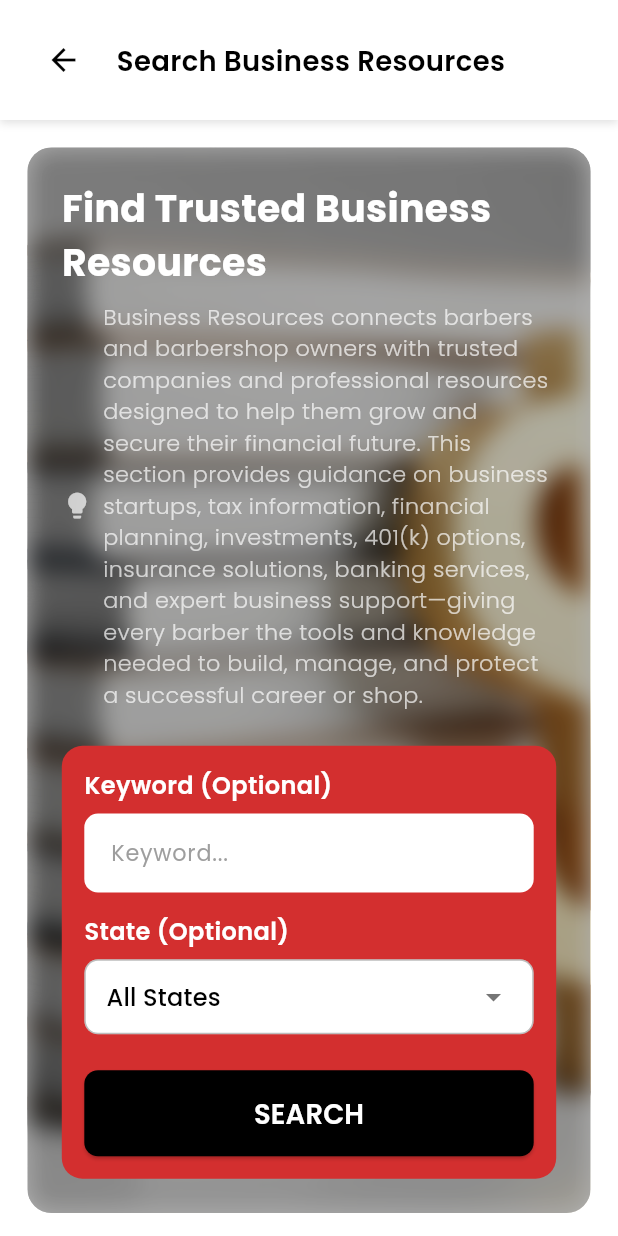
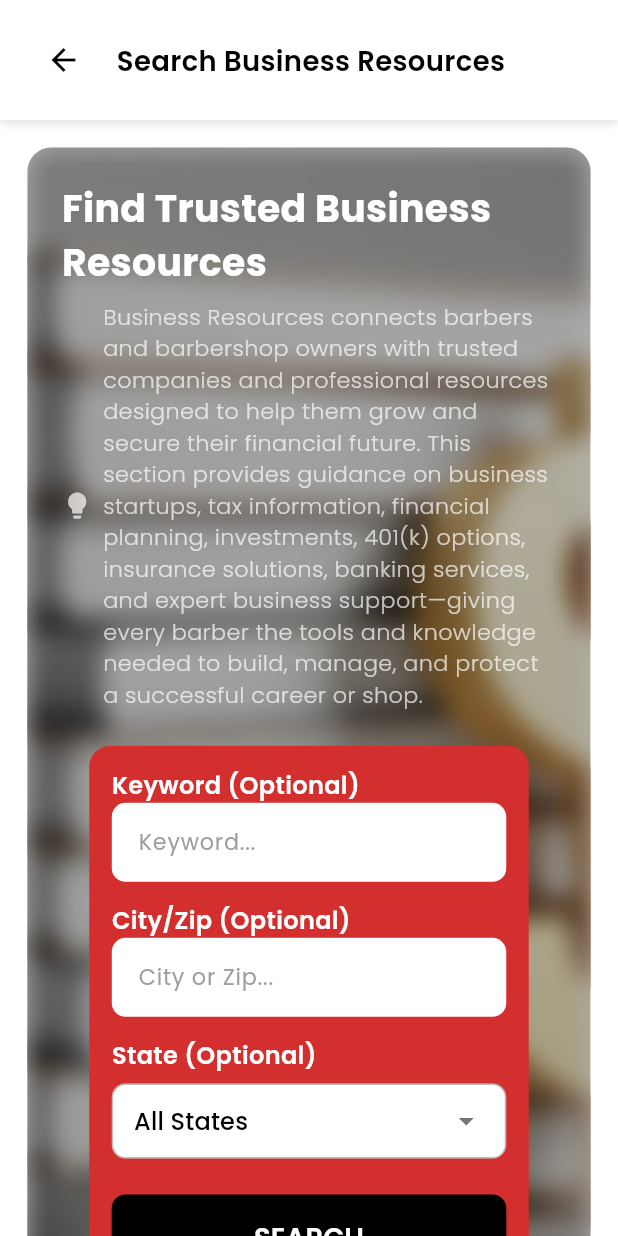
Before and after one commit to zeeshandevsinn/barberzlink, a Flutter app: the BusinessTipsSearchScreen screen opened by its route, on a phone screen of 412 x 824 dp. Run offline on Flutter 3.47's test engine with Material 3 defaults, Android fonts, the phone set to English and light mode, and no system bars; our stand-ins replace carousel_slider, dotted_border, flutter_animate, flutter_screenutil, flutter_svg, font_awesome_flutter and 4 more.

Commit message:
the search work enhancement has been done

```diff
--- a/lib/view/business_tips/business_tips_search_screen.dart
+++ b/lib/view/business_tips/business_tips_search_screen.dart
@@ -7,7 +7,7 @@ import 'package:barberzlink/injections.dart';
 import 'package:barberzlink/widgets/business_tips_card.dart';
 import 'package:barberzlink/widgets/custom_app_bar.dart';
 import 'package:barberzlink/widgets/custom_button.dart';
-import 'package:barberzlink/widgets/keyword_search_bar.dart';
+import 'package:barberzlink/widgets/search_bar.dart';
 import 'package:flutter/foundation.dart';
 import 'package:flutter/material.dart';
 import 'package:flutter_screenutil/flutter_screenutil.dart';
@@ -24,6 +24,7 @@ class BusinessTipsSearchScreen extends StatefulWidget {
 class _BusinessTipsSearchScreenState extends State<BusinessTipsSearchScreen>
     with SingleTickerProviderStateMixin {
   final TextEditingController keywordController = TextEditingController();
+  final TextEditingController cityAndZipController = TextEditingController();
   String selectedStates = 'All States';
 
   late AnimationController _controller;
@@ -138,21 +139,21 @@ class _BusinessTipsSearchScreenState extends State<BusinessTipsSearchScreen>
                                   ],
                                 ),
 
-                                SizedBox(height: 20.h),
-
                                 /// 🔍 Keyword Search Bar
-                                KeywordSearchBar(
-                                  keywordController: keywordController,
-                                  selectedState: selectedStates,
-                                  states: Injections.instance.states,
-                                  onStateChanged: (value) {
-                                    setState(() => selectedStates = value!);
-                                  },
-                                  onSearch: () {
-                                    print("Keyword: ${keywordController.text}");
-                                    print("State: $selectedStates");
-                                  },
-                                ),
+                                Padding(
+                                    padding: EdgeInsets.fromLTRB(
+                                        16.w, 20.h, 16.w, 16.h),
+                                    child: CustomSearchBar(
+                                        keywordController: keywordController,
+                                        cityController: cityAndZipController,
+                                        selectedState: selectedStates,
+                                        states: Injections.instance.states,
+                                        onStateChanged: (e) {
+                                          setState(() {
+                                            selectedStates = e ?? '';
+                                          });
+                                        },
+                                        onSearch: () {}))
                               ],
                             ),
                           )
--- a/lib/view/main/job_board/job_board_barber_screen.dart
+++ b/lib/view/main/job_board/job_board_barber_screen.dart
@@ -16,7 +16,6 @@ class _JobBoardBarberScreenState extends State<JobBoardBarberScreen> {
   final TextEditingController _searchController = TextEditingController();
   final TextEditingController _keywordController = TextEditingController();
   final TextEditingController _cityController = TextEditingController();
-  final TextEditingController _zipCodeController = TextEditingController();
   final List<String> _tabs = const [
     'All Jobs',
     'Nearby',
@@ -275,7 +274,6 @@ class _JobBoardBarberScreenState extends State<JobBoardBarberScreen> {
         child: CustomSearchBar(
             keywordController: _keywordController,
             cityController: _cityController,
-            zipController: _zipCodeController,
             selectedState: selectedStates,
             states: Injections.instance.states,
             onStateChanged: (e) {
--- a/lib/widgets/custom_state_dropdown.dart
+++ b/lib/widgets/custom_state_dropdown.dart
@@ -9,6 +9,7 @@ class CustomSearchableDropdown extends StatefulWidget {
   final ValueChanged<List<String>> onChanged;
   final bool isMultiSelect;
   final String hint;
+  final Color borderColor;
 
   const CustomSearchableDropdown({
     Key? key,
@@ -17,6 +18,7 @@ class CustomSearchableDropdown extends StatefulWidget {
     required this.onChanged,
     this.isMultiSelect = false,
     this.hint = "Select State",
+    this.borderColor = Colors.black,
   }) : super(key: key);
 
   @override
@@ -218,7 +220,7 @@ class _CustomSearchableDropdownState extends State<CustomSearchableDropdown> {
           decoration: BoxDecoration(
             color: Colors.white,
             borderRadius: BorderRadius.circular(20.r),
-            border: Border.all(color: Colors.black),
+            border: Border.all(color: widget.borderColor),
           ),
           child: Row(
             children: [
--- a/lib/widgets/keyword_search_bar.dart
+++ b/lib/widgets/keyword_search_bar.dart
@@ -1,137 +1,137 @@
-import 'package:flutter/material.dart';
-import 'package:flutter_screenutil/flutter_screenutil.dart';
-import 'package:google_fonts/google_fonts.dart';
+// import 'package:flutter/material.dart';
+// import 'package:flutter_screenutil/flutter_screenutil.dart';
+// import 'package:google_fonts/google_fonts.dart';
 
-class KeywordSearchBar extends StatelessWidget {
-  final TextEditingController keywordController;
-  final String selectedState;
-  final List<String> states;
-  final Function(String?) onStateChanged;
-  final VoidCallback onSearch;
+// class KeywordSearchBar extends StatelessWidget {
+//   final TextEditingController keywordController;
+//   final String selectedState;
+//   final List<String> states;
+//   final Function(String?) onStateChanged;
+//   final VoidCallback onSearch;
 
-  const KeywordSearchBar({
-    super.key,
-    required this.keywordController,
-    required this.selectedState,
-    required this.states,
-    required this.onStateChanged,
-    required this.onSearch,
-  });
+//   const KeywordSearchBar({
+//     super.key,
+//     required this.keywordController,
+//     required this.selectedState,
+//     required this.states,
+//     required this.onStateChanged,
+//     required this.onSearch,
+//   });
 
-  @override
-  Widget build(BuildContext context) {
-    return Container(
-      padding: EdgeInsets.all(15),
-      decoration: BoxDecoration(
-        color: Colors.red.shade700,
-        borderRadius: BorderRadius.circular(12.r),
-      ),
-      child: Column(
-        crossAxisAlignment: CrossAxisAlignment.start,
-        children: [
-          _buildLabel("Keyword (Optional)"),
-          SizedBox(height: 6.h),
-          _buildTextField("Keyword...", keywordController),
-          SizedBox(height: 12.h),
-          _buildLabel("State (Optional)"),
-          SizedBox(height: 6.h),
-          AnimatedContainer(
-            duration: const Duration(milliseconds: 300),
-            decoration: BoxDecoration(
-              color: Colors.white,
-              borderRadius: BorderRadius.circular(8.r),
-              border: Border.all(color: Colors.black26),
-            ),
-            padding: EdgeInsets.symmetric(horizontal: 12.w),
-            child: DropdownButtonHideUnderline(
-              child: DropdownButton<String>(
-                isExpanded: true,
-                value: selectedState,
-                icon: Icon(
-                  Icons.arrow_drop_down,
-                  color: Colors.grey.shade600,
-                ),
-                dropdownColor: Colors.white,
-                items: states
-                    .map(
-                      (s) => DropdownMenuItem(
-                        value: s,
-                        child: Text(
-                          s,
-                          style: GoogleFonts.poppins(
-                            color: Colors.black,
-                            fontSize: 14.sp,
-                          ),
-                        ),
-                      ),
-                    )
-                    .toList(),
-                onChanged: onStateChanged,
-              ),
-            ),
-          ),
-          SizedBox(height: 20.h),
-          SizedBox(
-            width: double.infinity,
-            height: 48.h,
-            child: ElevatedButton(
-              style: ElevatedButton.styleFrom(
-                backgroundColor: Colors.black,
-                shape: RoundedRectangleBorder(
-                  borderRadius: BorderRadius.circular(8.r),
-                ),
-              ),
-              onPressed: onSearch,
-              child: Text(
-                "SEARCH",
-                style: GoogleFonts.poppins(
-                  color: Colors.white,
-                  fontWeight: FontWeight.w600,
-                  fontSize: 16.sp,
-                ),
-              ),
-            ),
-          ),
-        ],
-      ),
-    );
-  }
+//   @override
+//   Widget build(BuildContext context) {
+//     return Container(
+//       padding: EdgeInsets.all(15),
+//       decoration: BoxDecoration(
+//         color: Colors.red.shade700,
+//         borderRadius: BorderRadius.circular(12.r),
+//       ),
+//       child: Column(
+//         crossAxisAlignment: CrossAxisAlignment.start,
+//         children: [
+//           _buildLabel("Keyword (Optional)"),
+//           SizedBox(height: 6.h),
+//           _buildTextField("Keyword...", keywordController),
+//           SizedBox(height: 12.h),
+//           _buildLabel("State (Optional)"),
+//           SizedBox(height: 6.h),
+//           AnimatedContainer(
+//             duration: const Duration(milliseconds: 300),
+//             decoration: BoxDecoration(
+//               color: Colors.white,
+//               borderRadius: BorderRadius.circular(8.r),
+//               border: Border.all(color: Colors.black26),
+//             ),
+//             padding: EdgeInsets.symmetric(horizontal: 12.w),
+//             child: DropdownButtonHideUnderline(
+//               child: DropdownButton<String>(
+//                 isExpanded: true,
+//                 value: selectedState,
+//                 icon: Icon(
+//                   Icons.arrow_drop_down,
+//                   color: Colors.grey.shade600,
+//                 ),
+//                 dropdownColor: Colors.white,
+//                 items: states
+//                     .map(
+//                       (s) => DropdownMenuItem(
+//                         value: s,
+//                         child: Text(
+//                           s,
+//                           style: GoogleFonts.poppins(
+//                             color: Colors.black,
+//                             fontSize: 14.sp,
+//                           ),
+//                         ),
+//                       ),
+//                     )
+//                     .toList(),
+//                 onChanged: onStateChanged,
+//               ),
+//             ),
+//           ),
+//           SizedBox(height: 20.h),
+//           SizedBox(
+//             width: double.infinity,
+//             height: 48.h,
+//             child: ElevatedButton(
+//               style: ElevatedButton.styleFrom(
+//                 backgroundColor: Colors.black,
+//                 shape: RoundedRectangleBorder(
+//                   borderRadius: BorderRadius.circular(8.r),
+//                 ),
+//               ),
+//               onPressed: onSearch,
+//               child: Text(
+//                 "SEARCH",
+//                 style: GoogleFonts.poppins(
+//                   color: Colors.white,
+//                   fontWeight: FontWeight.w600,
+//                   fontSize: 16.sp,
+//                 ),
+//               ),
+//             ),
+//           ),
+//         ],
+//       ),
+//     );
+//   }
 
-  /// Label builder
-  Widget _buildLabel(String text) {
-    return Text(
-      text,
-      style: GoogleFonts.poppins(
-        color: Colors.white,
-        fontWeight: FontWeight.w600,
-        fontSize: 14.sp,
-      ),
-    );
-  }
+//   /// Label builder
+//   Widget _buildLabel(String text) {
+//     return Text(
+//       text,
+//       style: GoogleFonts.poppins(
+//         color: Colors.white,
+//         fontWeight: FontWeight.w600,
+//         fontSize: 14.sp,
+//       ),
+//     );
+//   }
 
-  /// Text field builder
-  Widget _buildTextField(String hint, TextEditingController controller) {
-    return TextField(
-      controller: controller,
-      cursorColor: Colors.black,
-      style: GoogleFonts.poppins(
-        color: Colors.black,
-        fontSize: 14.sp,
-      ),
-      decoration: InputDecoration(
-        hintText: hint,
-        hintStyle: GoogleFonts.poppins(
-          color: Colors.grey.shade500,
-          fontSize: 13.sp,
-        ),
-        filled: true,
-        fillColor: Colors.white,
-        contentPadding: EdgeInsets.symmetric(horizontal: 12.w, vertical: 12.h),
-        border: OutlineInputBorder(
-          borderRadius: BorderRadius.circular(8.r),
-          borderSide: BorderSide.none,
-        ),
-      ),
-    );
-  }
-}
+//   /// Text field builder
+//   Widget _buildTextField(String hint, TextEditingController controller) {
+//     return TextField(
+//       controller: controller,
+//       cursorColor: Colors.black,
+//       style: GoogleFonts.poppins(
+//         color: Colors.black,
+//         fontSize: 14.sp,
+//       ),
+//       decoration: InputDecoration(
+//         hintText: hint,
+//         hintStyle: GoogleFonts.poppins(
+//           color: Colors.grey.shade500,
+//           fontSize: 13.sp,
+//         ),
+//         filled: true,
+//         fillColor: Colors.white,
+//         contentPadding: EdgeInsets.symmetric(horizontal: 12.w, vertical: 12.h),
+//         border: OutlineInputBorder(
+//           borderRadius: BorderRadius.circular(8.r),
+//           borderSide: BorderSide.none,
+//         ),
+//       ),
+//     );
+//   }
+// }
--- a/lib/widgets/search_bar.dart
+++ b/lib/widgets/search_bar.dart
@@ -5,7 +5,6 @@ import 'package:google_fonts/google_fonts.dart';
 class CustomSearchBar extends StatelessWidget {
   final TextEditingController keywordController;
   final TextEditingController cityController;
-  final TextEditingController zipController;
   final String selectedState;
   final List<String> states;
   final Function(String?) onStateChanged;
@@ -15,7 +14,6 @@ class CustomSearchBar extends StatelessWidget {
     super.key,
     required this.keywordController,
     required this.cityController,
-    required this.zipController,
     required this.selectedState,
     required this.states,
     required this.onStateChanged,
```
Also changed, not shown: lib/view/barbers/barbers_search_screen.dart (+17 -15 lines), lib/view/barbers_shop/barbershop_search_screen.dart (+17 -15 lines), lib/view/business_tips/business_tips_registration.dart (+5 -5 lines), lib/view/events/event_search_screen.dart (+15 -16 lines), lib/view/new_product/new_product_search_screen.dart (+16 -16 lines), lib/view/schools/school_search_screen.dart (+14 -17 lines), lib/view/state_by_state/state_by_state_search_screen.dart (+24 -2 lines).
